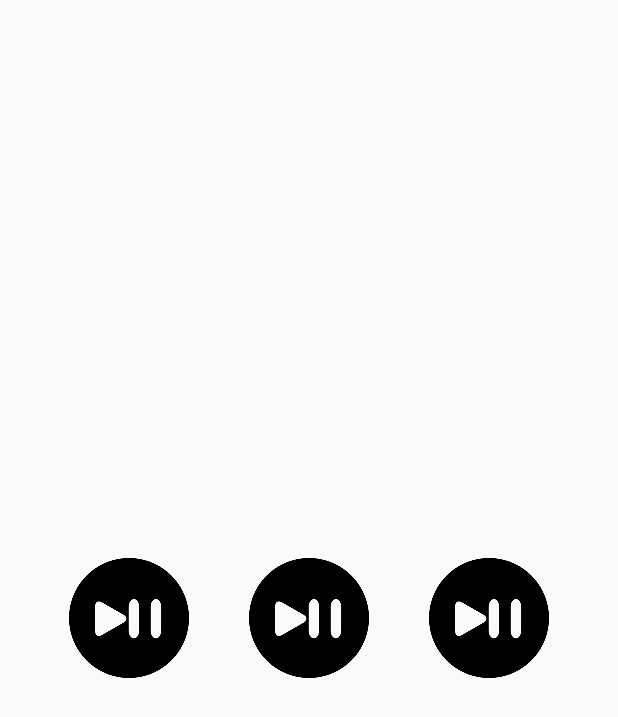
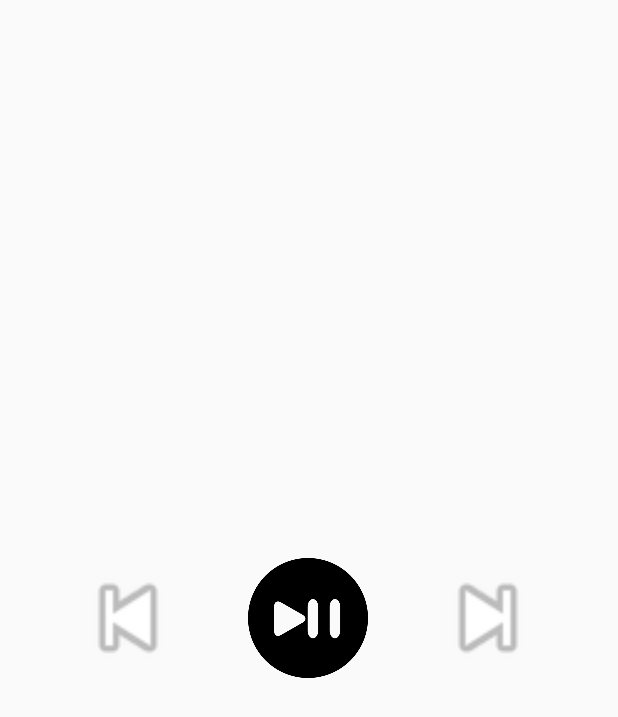
Before and after one commit to YaniAless/MiniDeezer, an Android app: the layout music_player.xml on its own in the app's theme, with its tools: preview values and no code run, on a phone screen of 412 x 824 dp. Shown: the top 717 px of the screen. Run offline under Robolectric (Android 15) with nearby library versions, the phone set to English and light mode, and no system bars.

Commit message:
Change the next and previous drawable in  the MusicPlayer

```diff
--- a/app/src/main/res/layout/music_player.xml
+++ b/app/src/main/res/layout/music_player.xml
@@ -1,35 +1,43 @@
 <?xml version="1.0" encoding="utf-8"?>
-<LinearLayout xmlns:android="http://schemas.android.com/apk/res/android"
-    android:id="@+id/toto"
+<androidx.constraintlayout.widget.ConstraintLayout xmlns:android="http://schemas.android.com/apk/res/android"
+    xmlns:app="http://schemas.android.com/apk/res-auto"
+    xmlns:tools="http://schemas.android.com/tools"
+    android:id="@+id/music_player"
     android:layout_width="match_parent"
     android:layout_height="80dp"
     android:layout_gravity="center"
-    android:gravity="center"
     android:orientation="horizontal">
 
     <Button
         android:id="@+id/previous"
         android:layout_width="80dp"
         android:layout_height="80dp"
-        android:layout_gravity="center"
-        android:background="@drawable/play_pause" />
-
+        android:background="@android:drawable/ic_media_previous"
+        android:layout_marginLeft="45dp"
+        app:layout_constraintStart_toStartOf="parent"
+        app:layout_constraintTop_toTopOf="parent" />
 
     <Button
         android:id="@+id/play_pause"
         android:layout_width="80dp"
         android:layout_height="80dp"
-        android:layout_gravity="center"
-        android:layout_marginLeft="40dp"
-        android:layout_marginRight="40dp"
-        android:background="@drawable/play_pause" />
+        android:background="@drawable/play_pause"
+        android:layout_margin="40dp"
+        app:layout_constraintStart_toEndOf="@+id/previous"
+        app:layout_constraintTop_toTopOf="parent"
+        app:layout_constraintBottom_toBottomOf="parent"
+        />
 
     <Button
         android:id="@+id/next"
         android:layout_width="80dp"
         android:layout_height="80dp"
-        android:layout_gravity="center"
-        android:background="@drawable/play_pause" />
+        android:layout_margin="40dp"
+        android:background="@android:drawable/ic_media_next"
+        app:layout_constraintStart_toEndOf="@+id/play_pause"
+        app:layout_constraintTop_toTopOf="parent"
+        app:layout_constraintBottom_toBottomOf="parent"/>
 
 
-</LinearLayout>
+
+</androidx.constraintlayout.widget.ConstraintLayout>
```
